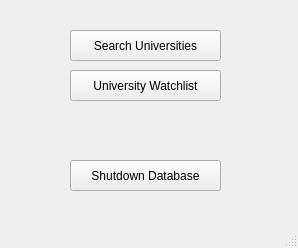
First picture: the form in ui_files/search_or_watchlist.ui, repository Sreevatsa03/university-finder, before the edit.
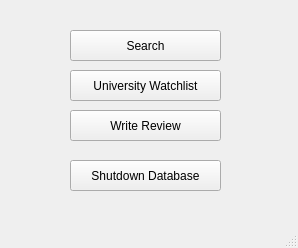
Second picture: the form after the edit.

Patch:
```diff
--- a/ui_files/search_or_watchlist.ui
+++ b/ui_files/search_or_watchlist.ui
@@ -24,7 +24,7 @@
      </rect>
     </property>
     <property name="text">
-     <string>Search Universities</string>
+     <string>Search</string>
     </property>
    </widget>
    <widget class="QPushButton" name="watchlist_button">
@@ -53,6 +53,19 @@
      <string>Shutdown Database</string>
     </property>
    </widget>
+   <widget class="QPushButton" name="review_button">
+    <property name="geometry">
+     <rect>
+      <x>70</x>
+      <y>110</y>
+      <width>151</width>
+      <height>31</height>
+     </rect>
+    </property>
+    <property name="text">
+     <string>Write Review</string>
+    </property>
+   </widget>
   </widget>
   <widget class="QMenuBar" name="menubar">
    <property name="geometry">
```
Left out of the diff: 2 changed lines with no effect on the pictures.
